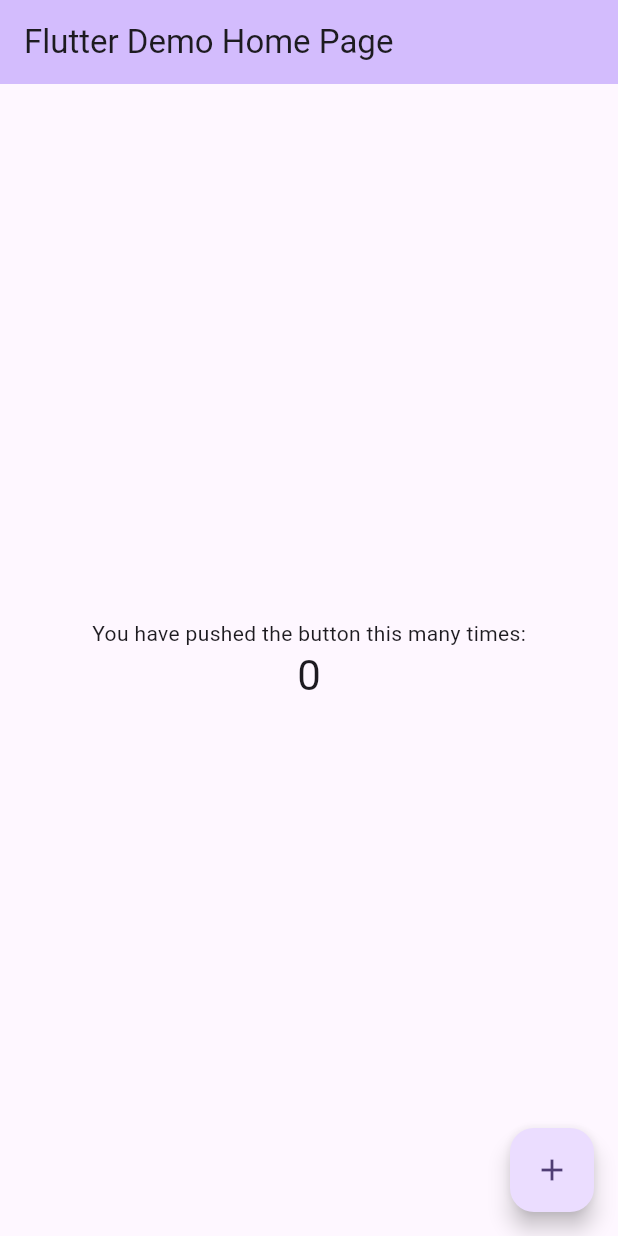
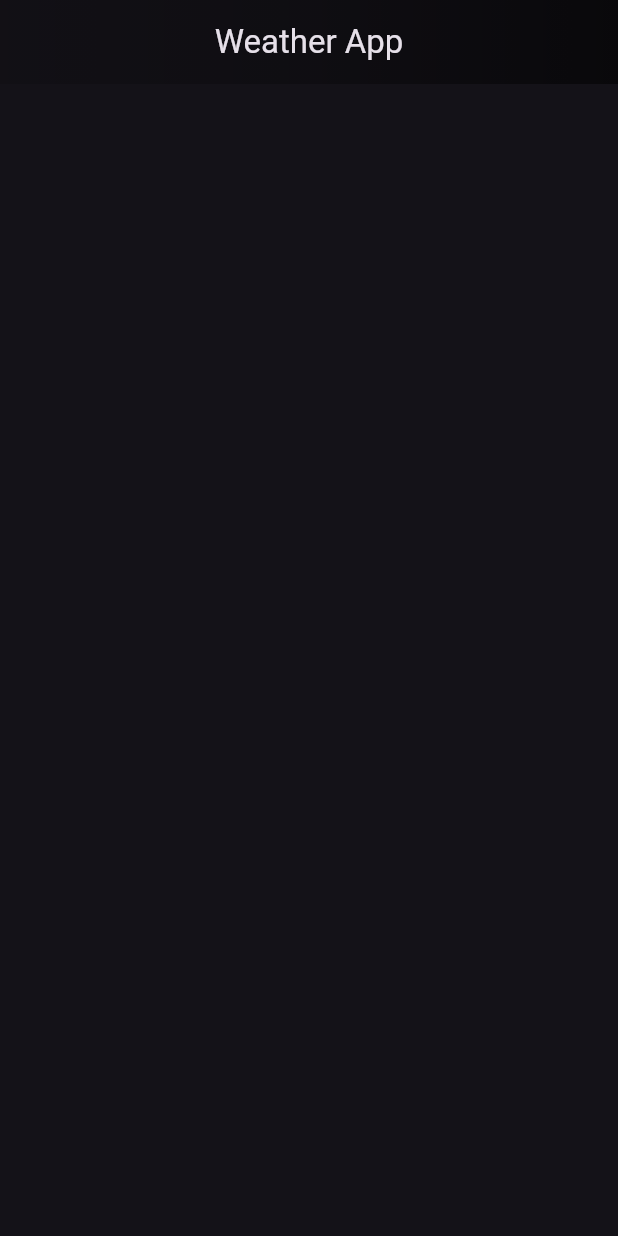
Before and after one commit to Akshit2807/weather_app, a Flutter app: the screen it shows after launch, on a phone screen of 412 x 824 dp. Run offline on Flutter 3.47's test engine with Material 3 defaults, Android fonts, the phone set to English and light mode, and no system bars.

Commit message:
commit 1

```diff
--- a/lib/main.dart
+++ b/lib/main.dart
@@ -1,125 +1,19 @@
 import 'package:flutter/material.dart';
+import 'package:weather_app/pages/weather_screen.dart';
 
-void main() {
+void main(){
   runApp(const MyApp());
 }
 
 class MyApp extends StatelessWidget {
   const MyApp({super.key});
 
-  // This widget is the root of your application.
   @override
   Widget build(BuildContext context) {
     return MaterialApp(
-      title: 'Flutter Demo',
-      theme: ThemeData(
-        // This is the theme of your application.
-        //
-        // TRY THIS: Try running your application with "flutter run". You'll see
-        // the application has a purple toolbar. Then, without quitting the app,
-        // try changing the seedColor in the colorScheme below to Colors.green
-        // and then invoke "hot reload" (save your changes or press the "hot
-        // reload" button in a Flutter-supported IDE, or press "r" if you used
-        // the command line to start the app).
-        //
-        // Notice that the counter didn't reset back to zero; the application
-        // state is not lost during the reload. To reset the state, use hot
-        // restart instead.
-        //
-        // This works for code too, not just values: Most code changes can be
-        // tested with just a hot reload.
-        colorScheme: ColorScheme.fromSeed(seedColor: Colors.deepPurple),
-        useMaterial3: true,
-      ),
-      home: const MyHomePage(title: 'Flutter Demo Home Page'),
+      debugShowCheckedModeBanner: false,
+      theme: ThemeData.dark(useMaterial3: true),
+      home: const WeatherScreen(),
     );
   }
 }
-
-class MyHomePage extends StatefulWidget {
-  const MyHomePage({super.key, required this.title});
-
-  // This widget is the home page of your application. It is stateful, meaning
-  // that it has a State object (defined below) that contains fields that affect
-  // how it looks.
-
-  // This class is the configuration for the state. It holds the values (in this
-  // case the title) provided by the parent (in this case the App widget) and
-  // used by the build method of the State. Fields in a Widget subclass are
-  // always marked "final".
-
-  final String title;
-
-  @override
-  State<MyHomePage> createState() => _MyHomePageState();
-}
-
-class _MyHomePageState extends State<MyHomePage> {
-  int _counter = 0;
-
-  void _incrementCounter() {
-    setState(() {
-      // This call to setState tells the Flutter framework that something has
-      // changed in this State, which causes it to rerun the build method below
-      // so that the display can reflect the updated values. If we changed
-      // _counter without calling setState(), then the build method would not be
-      // called again, and so nothing would appear to happen.
-      _counter++;
-    });
-  }
-
-  @override
-  Widget build(BuildContext context) {
-    // This method is rerun every time setState is called, for instance as done
-    // by the _incrementCounter method above.
-    //
-    // The Flutter framework has been optimized to make rerunning build methods
-    // fast, so that you can just rebuild anything that needs updating rather
-    // than having to individually change instances of widgets.
-    return Scaffold(
-      appBar: AppBar(
-        // TRY THIS: Try changing the color here to a specific color (to
-        // Colors.amber, perhaps?) and trigger a hot reload to see the AppBar
-        // change color while the other colors stay the same.
-        backgroundColor: Theme.of(context).colorScheme.inversePrimary,
-        // Here we take the value from the MyHomePage object that was created by
-        // the App.build method, and use it to set our appbar title.
-        title: Text(widget.title),
-      ),
-      body: Center(
-        // Center is a layout widget. It takes a single child and positions it
-        // in the middle of the parent.
-        child: Column(
-          // Column is also a layout widget. It takes a list of children and
-          // arranges them vertically. By default, it sizes itself to fit its
-          // children horizontally, and tries to be as tall as its parent.
-          //
-          // Column has various properties to control how it sizes itself and
-          // how it positions its children. Here we use mainAxisAlignment to
-          // center the children vertically; the main axis here is the vertical
-          // axis because Columns are vertical (the cross axis would be
-          // horizontal).
-          //
-          // TRY THIS: Invoke "debug painting" (choose the "Toggle Debug Paint"
-          // action in the IDE, or press "p" in the console), to see the
-          // wireframe for each widget.
-          mainAxisAlignment: MainAxisAlignment.center,
-          children: <Widget>[
-            const Text(
-              'You have pushed the button this many times:',
-            ),
-            Text(
-              '$_counter',
-              style: Theme.of(context).textTheme.headlineMedium,
-            ),
-          ],
-        ),
-      ),
-      floatingActionButton: FloatingActionButton(
-        onPressed: _incrementCounter,
-        tooltip: 'Increment',
-        child: const Icon(Icons.add),
-      ), // This trailing comma makes auto-formatting nicer for build methods.
-    );
-  }
-}
--- /dev/null
+++ b/lib/pages/weather_screen.dart
@@ -0,0 +1,37 @@
+import 'package:flutter/material.dart';
+
+class WeatherScreen extends StatelessWidget {
+  const WeatherScreen({super.key});
+
+  @override
+  Widget build(BuildContext context) {
+    return SafeArea(
+        child: Scaffold(
+          appBar:
+          AppBar(
+
+            title: const Text(
+                'Weather App',
+              style: TextStyle(
+                fontWeight: FontWeight.w400,
+                // fontSize: 28
+              ),
+            ),
+
+            flexibleSpace: Container(
+                decoration: const BoxDecoration(
+                    gradient: LinearGradient(colors: [
+                      Colors.black12,
+                      Colors.black26,
+                      Colors.black54,
+                    ]
+                    )
+                )
+            ),
+            centerTitle: true,
+            // backgroundColor: Colors.blue,
+          ),
+        )
+    );
+  }
+}
```
